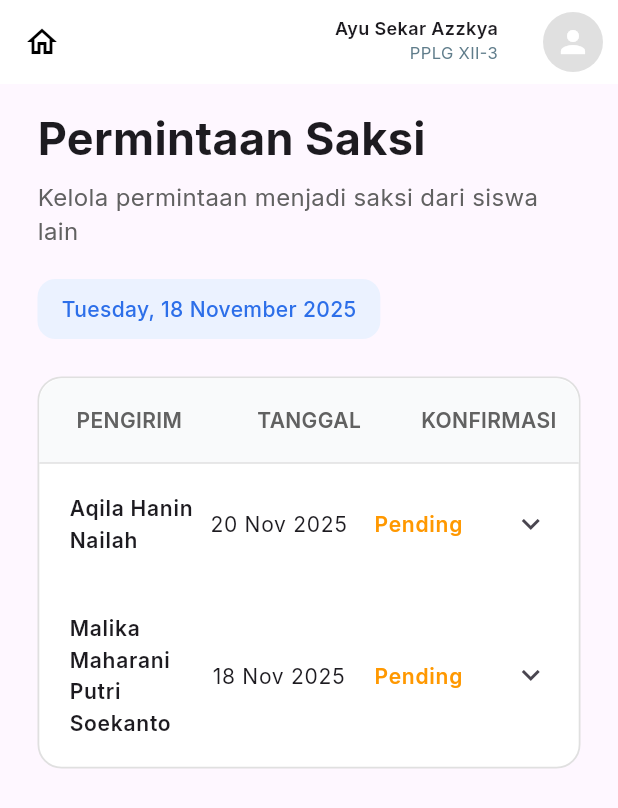
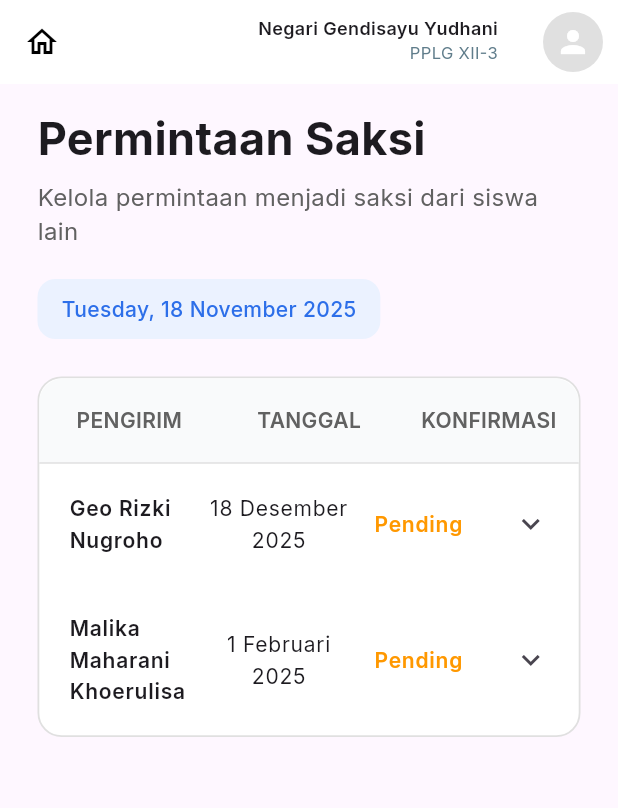
Before and after one commit to GeoRizkiNugroho/jurnalku_mobile, a Flutter app: the PermintaanSaksi screen opened directly, on a phone screen of 412 x 824 dp. Shown: the top 808 px of the screen. Run offline on Flutter 3.47's test engine with Material 3 defaults, Android fonts, the phone set to English and light mode, and no system bars; our stand-ins replace google_fonts.

Commit message:
permintaan saksi

```diff
--- a/lib/permintaansaksi_page.dart
+++ b/lib/permintaansaksi_page.dart
@@ -4,14 +4,14 @@ import 'package:google_fonts/google_fonts.dart';
 class PermintaanSaksi extends StatelessWidget {
   final List<Map<String, String>> data = [
     {
-      "nama": "Aqila Hanin Nailah",
-      "tanggal": "20 Nov 2025",
+      "nama": "Geo Rizki Nugroho",
+      "tanggal": "18 Desember 2025",
       "catatan": "Meminta Anda menjadi saksi dalam kasus tertentu.",
       "status": "Pending",
     },
     {
-      "nama": "Malika Maharani Putri Soekanto",
-      "tanggal": "18 Nov 2025",
+      "nama": "Malika Maharani Khoerulisa",
+      "tanggal": "1 Februari 2025",
       "catatan": "Meminta saksi pada kasus pelanggaran ringan.",
       "status": "Pending",
     },
@@ -30,7 +30,7 @@ class PermintaanSaksi extends StatelessWidget {
               crossAxisAlignment: CrossAxisAlignment.end,
               children: [
                 Text(
-                  "Ayu Sekar Azzkya",
+                  "Negari Gendisayu Yudhani",
                   style: GoogleFonts.inter(
                     fontSize: 12,
                     fontWeight: FontWeight.w600,
```
